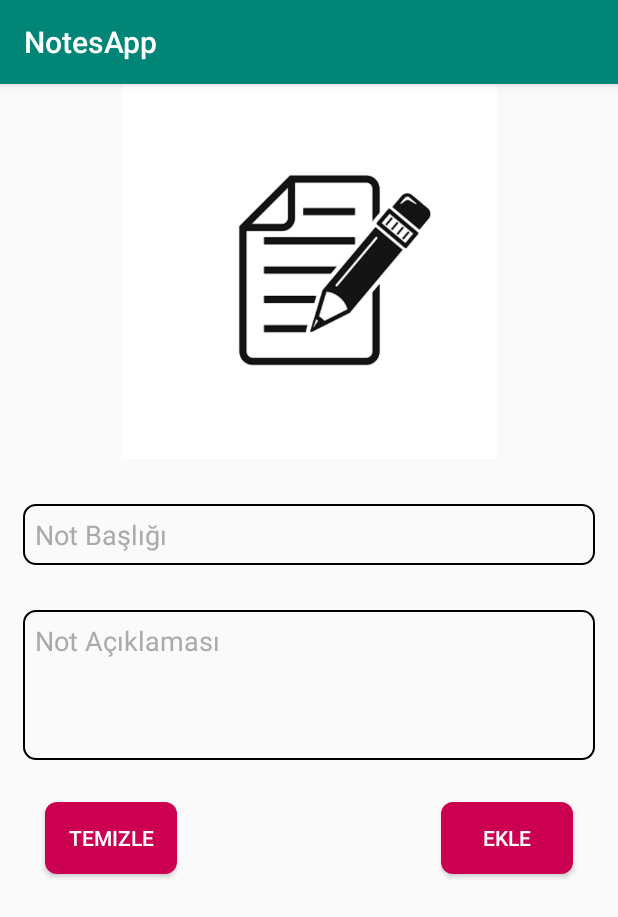
After one commit to altaysoprano/NotAppKotlin, an Android app: the fragment NotGuncelleFragment shown on its own in the app's theme, on a phone screen of 412 x 824 dp. The commit adds this screen. Shown: the top 917 px of the screen. Run offline under Robolectric (Android 15) with nearby library versions, the phone set to English and light mode, and no system bars; our stand-ins replace Room's generated code; 3 statements that could not run were skipped.

Commit message:
guncelleme işlemi bitti, silme yapılacak

```diff
--- a/app/src/main/java/com/example/notesapp/ListeFragment.kt
+++ b/app/src/main/java/com/example/notesapp/ListeFragment.kt
@@ -7,6 +7,7 @@ import androidx.fragment.app.Fragment
 import android.view.LayoutInflater
 import android.view.View
 import android.view.ViewGroup
+import android.widget.Toast
 import androidx.navigation.fragment.findNavController
 import kotlinx.android.synthetic.main.fragment_liste.view.*
 import androidx.appcompat.app.AppCompatActivity
@@ -47,4 +48,6 @@ class ListeFragment : Fragment() {
         return view
 
     }
+
+
 }
--- /dev/null
+++ b/app/src/main/java/com/example/notesapp/NotGuncelleFragment.kt
@@ -0,0 +1,86 @@
+package com.example.notesapp
+
+import android.content.Context
+import android.net.Uri
+import android.os.Bundle
+import android.text.TextUtils
+import androidx.fragment.app.Fragment
+import android.view.LayoutInflater
+import android.view.View
+import android.view.ViewGroup
+import android.view.inputmethod.InputMethodManager
+import android.widget.EditText
+import android.widget.Toast
+import androidx.lifecycle.ViewModelProvider
+import androidx.navigation.fragment.findNavController
+import androidx.navigation.fragment.navArgs
+import kotlinx.android.synthetic.main.fragment_not_ekle.*
+import kotlinx.android.synthetic.main.fragment_not_guncelle.view.*
+
+class NotGuncelleFragment : Fragment() {
+
+    private val args: NotGuncelleFragmentArgs by navArgs<NotGuncelleFragmentArgs>()
+    private lateinit var editTextNotTitleGun: EditText
+    private lateinit var editTextNotTextGun: EditText
+    private lateinit var noteViewModel: NoteViewModel
+
+    override fun onCreateView(
+        inflater: LayoutInflater, container: ViewGroup?,
+        savedInstanceState: Bundle?
+    ): View? {
+
+        val view = inflater.inflate(R.layout.fragment_not_guncelle, container, false)
+
+        editTextNotTitleGun = view.findViewById<EditText>(R.id.editTextNotTitleGun)
+        editTextNotTextGun = view.findViewById(R.id.editTextNotTextGun)
+        noteViewModel = ViewModelProvider(this).get(NoteViewModel::class.java)
+
+        editTextNotTitleGun.setText(args.Note.noteTitle)
+        editTextNotTextGun.setText(args.Note.noteText)
+
+        view.button_guncelle.setOnClickListener {
+            notGuncelle()
+        }
+
+        hideWhenClick()
+
+        return view
+    }
+
+    private fun notGuncelle() {
+        val notTitle = editTextNotTitleGun.text.toString()
+        val notText = editTextNotTextGun.text.toString()
+        if (checkIfNull(notTitle, notText)) {
+            val note = Note(args.Note.noteId, notTitle, notText)
+            noteViewModel.notGuncelle(note)
+            Toast.makeText(requireContext(), "Notunuz güncellendi", Toast.LENGTH_SHORT).show()
+            findNavController().navigate(R.id.action_notGuncelleFragment_to_listeFragment)
+        } else {
+            Toast.makeText(requireContext(), "Başlık veya açıklama kısmı boş", Toast.LENGTH_SHORT)
+                .show()
+        }
+    }
+
+    private fun checkIfNull(notTitle: String, notText: String): Boolean {
+        return !(TextUtils.isEmpty(notTitle) && TextUtils.isEmpty(notText))
+    }
+
+    fun View.hideKeyboard() {
+        val inputManager =
+            context.getSystemService(Context.INPUT_METHOD_SERVICE) as InputMethodManager
+        inputManager.hideSoftInputFromWindow(windowToken, 0)
+    }
+
+    fun hideWhenClick() {
+        editTextNotTitleGun.setOnFocusChangeListener { view, b ->
+            if (!b) {
+                view.hideKeyboard()
+            }
+        }
+        editTextNotTextGun.setOnFocusChangeListener { view, b ->
+            if (!b) {
+                view.hideKeyboard()
+            }
+        }
+    }
+}
--- a/app/src/main/java/com/example/notesapp/NoteDao.kt
+++ b/app/src/main/java/com/example/notesapp/NoteDao.kt
@@ -12,6 +12,9 @@ interface NoteDao {
     @Insert(onConflict = OnConflictStrategy.IGNORE)
     fun insert(vararg notes: Note)
 
+    @Update
+    fun update(note : Note)
+
     @Delete
     fun delete(note: Note)
 
--- a/app/src/main/java/com/example/notesapp/NoteRepository.kt
+++ b/app/src/main/java/com/example/notesapp/NoteRepository.kt
@@ -9,4 +9,8 @@ class NoteRepository(private val noteDao: NoteDao) {
     suspend fun notEkle(note : Note) {
         noteDao.insert(note)
     }
+
+    suspend fun notGuncelle(note : Note) {
+        noteDao.update(note)
+    }
 }
--- a/app/src/main/java/com/example/notesapp/NoteViewModel.kt
+++ b/app/src/main/java/com/example/notesapp/NoteViewModel.kt
@@ -24,4 +24,10 @@ class NoteViewModel(application: Application) : AndroidViewModel(application) {
             noteRepository.notEkle(note)
         }
     }
+
+    fun notGuncelle(note : Note) {
+        viewModelScope.launch(Dispatchers.IO) {
+            noteRepository.notGuncelle(note)
+        }
+    }
 }
--- /dev/null
+++ b/app/src/main/res/layout/fragment_not_guncelle.xml
@@ -0,0 +1,81 @@
+<?xml version="1.0" encoding="utf-8"?>
+<androidx.constraintlayout.widget.ConstraintLayout xmlns:android="http://schemas.android.com/apk/res/android"
+    xmlns:tools="http://schemas.android.com/tools"
+    android:layout_width="match_parent"
+    android:layout_height="match_parent"
+    xmlns:app="http://schemas.android.com/apk/res-auto"
+    tools:context=".NotGuncelleFragment">
+
+    <ImageView
+        android:id="@+id/imageViewPencilGun"
+        android:layout_width="250dp"
+        android:layout_height="250dp"
+        android:scaleType="centerCrop"
+        android:src="@drawable/pencil_icon"
+        app:layout_constraintEnd_toEndOf="parent"
+        app:layout_constraintStart_toStartOf="parent"
+        app:layout_constraintTop_toTopOf="parent" />
+
+    <EditText
+        android:id="@+id/editTextNotTitleGun"
+        android:layout_width="match_parent"
+        android:layout_height="wrap_content"
+        android:layout_marginLeft="15dp"
+        android:layout_marginRight="15dp"
+        android:layout_marginTop="30dp"
+        android:background="@drawable/plain_text"
+        android:focusableInTouchMode="true"
+        android:clickable="true"
+        android:ems="10"
+        android:inputType="textPersonName"
+        android:hint="Not Başlığı"
+        android:textColorHint="@android:color/darker_gray"
+        android:textColor="@android:color/black"
+        app:layout_constraintStart_toStartOf="parent"
+        app:layout_constraintTop_toBottomOf="@+id/imageViewPencilGun" />
+
+    <EditText
+        android:id="@+id/editTextNotTextGun"
+        android:layout_width="match_parent"
+        android:layout_height="100dp"
+        android:layout_marginLeft="15dp"
+        android:layout_marginRight="15dp"
+        android:gravity="start"
+        android:layout_marginTop="30dp"
+        android:background="@drawable/plain_text"
+        android:focusableInTouchMode="true"
+        android:clickable="true"
+        android:hint="Not Açıklaması"
+        android:textColorHint="@android:color/darker_gray"
+        android:textColor="@android:color/black"
+        android:inputType="textMultiLine"
+        app:layout_constraintEnd_toEndOf="parent"
+        app:layout_constraintStart_toStartOf="parent"
+        app:layout_constraintTop_toBottomOf="@+id/editTextNotTitleGun" />
+
+    <Button
+        android:id="@+id/button_temizle_gun"
+        android:layout_width="wrap_content"
+        android:layout_height="wrap_content"
+        android:background="@drawable/button_shape"
+        android:layout_marginTop="28dp"
+        android:layout_marginStart="30dp"
+        android:text="Temizle"
+        android:textColor="@android:color/white"
+        app:layout_constraintStart_toStartOf="parent"
+        app:layout_constraintTop_toBottomOf="@+id/editTextNotTextGun" />
+
+
+    <Button
+        android:id="@+id/button_guncelle"
+        android:layout_width="wrap_content"
+        android:layout_height="wrap_content"
+        android:layout_marginTop="28dp"
+        android:background="@drawable/button_shape"
+        android:text="Ekle"
+        android:layout_marginRight="30dp"
+        android:textColor="@android:color/white"
+        app:layout_constraintEnd_toEndOf="parent"
+        app:layout_constraintTop_toBottomOf="@+id/editTextNotTextGun" />
+
+</androidx.constraintlayout.widget.ConstraintLayout>
--- a/app/src/main/res/layout/not_item.xml
+++ b/app/src/main/res/layout/not_item.xml
@@ -7,20 +7,20 @@
         android:orientation="vertical"
         android:layout_width="match_parent"
         android:padding="10dp"
-        android:layout_height="match_parent">
+        android:layout_height="wrap_content">
     <TextView
         android:id="@+id/not_title_tv"
         android:textStyle="bold"
         android:textColor="#000000"
         android:layout_width="match_parent"
-        android:layout_height="25dp"></TextView>
+        android:layout_height="wrap_content"></TextView>
 
 
     <TextView
         android:id="@+id/not_text_tv"
         android:layout_width="match_parent"
         android:textColor="#000000"
-        android:layout_height="65dp"
+        android:layout_height="wrap_content"
         ></TextView>
     </LinearLayout>
 </androidx.cardview.widget.CardView>
--- a/build.gradle
+++ b/build.gradle
@@ -8,8 +8,11 @@ buildscript {
 
     }
     dependencies {
+        def nav_version = "2.3.5"
         classpath 'com.android.tools.build:gradle:3.5.3'
         classpath "org.jetbrains.kotlin:kotlin-gradle-plugin:$kotlin_version"
+        classpath "androidx.navigation:navigation-safe-args-gradle-plugin:$nav_version"
+
         // NOTE: Do not place your application dependencies here; they belong
         // in the individual module build.gradle files
     }
```
Also changed, not shown: app/build.gradle (+10 -0 lines), app/src/main/java/com/example/notesapp/Note.kt (+5 -2 lines), app/src/main/java/com/example/notesapp/RecyclerViewAdapter.kt (+15 -2 lines), app/src/main/res/navigation/nav_graph.xml (+22 -0 lines), gradle/wrapper/gradle-wrapper.properties.
